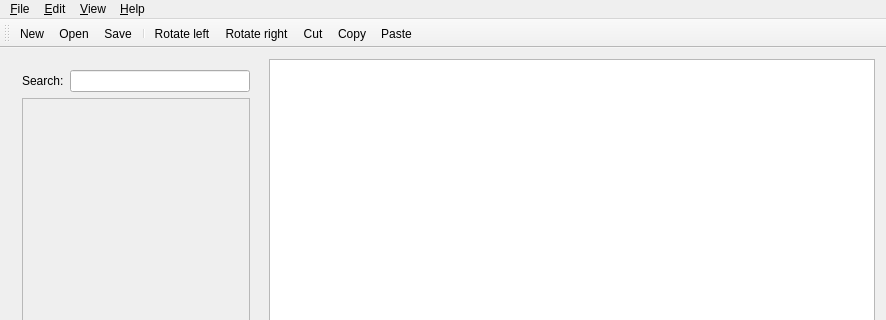
GIBIS-UNIFESP/wiRedPanda, file app/mainwindow.ui: the form before one commit; both pictures show x 0 to 886 and y 0 to 320 of the 886 by 765 pixel window.
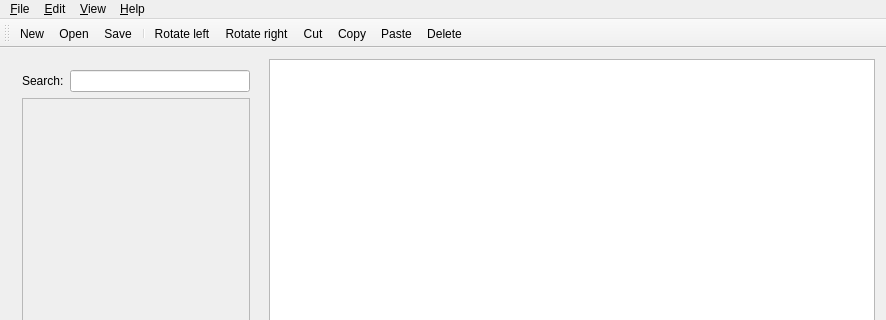
The form after the commit. The open tabs and pages were chosen to show the change. Icons and pictures are not drawn. Custom widgets are drawn as their Qt base class.

Commit message: Delete icon

The edit to the form file:
```diff
--- a/app/mainwindow.ui
+++ b/app/mainwindow.ui
@@ -977,6 +977,7 @@
    <addaction name="actionCut"/>
    <addaction name="actionCopy"/>
    <addaction name="actionPaste"/>
+   <addaction name="actionDelete"/>
   </widget>
   <widget class="QStatusBar" name="statusBar"/>
   <widget class="QMenuBar" name="menuBar">
```
Left out of the diff: 17 changed lines with no effect on the pictures. The commit also changes 3 other files.
